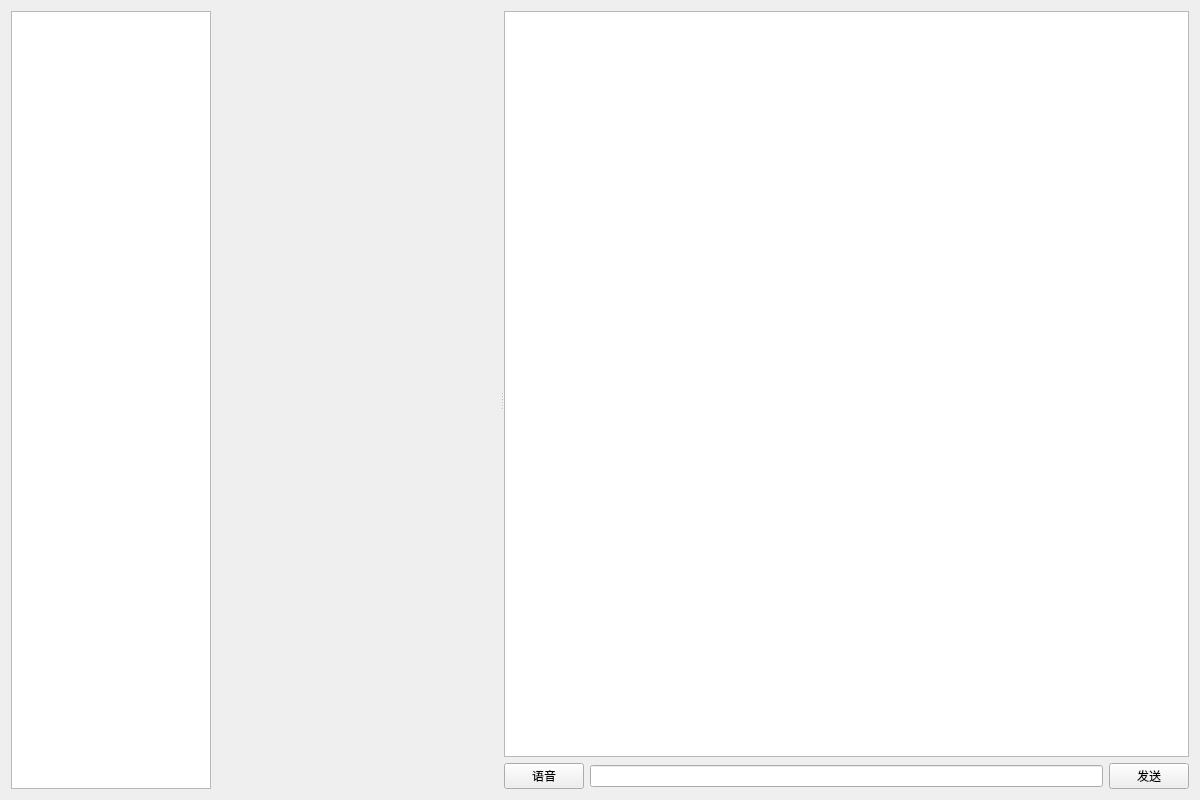
This is src/ui/chatwindow.ui in Cuber-Wei/SuSG2025-KylinAiAssistant as Qt 5 draws it before an edit. The edited form follows.
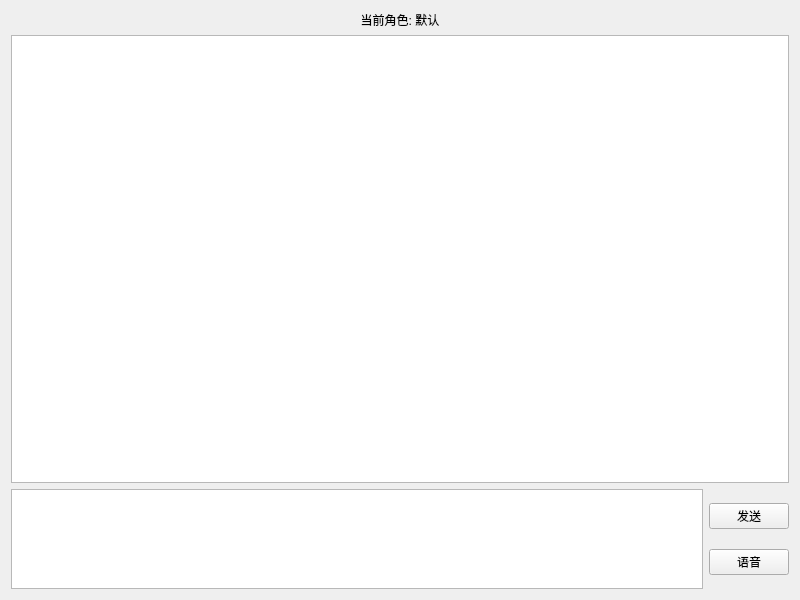
This is the edited form.

The edit to the form file:
```diff
--- a/src/ui/chatwindow.ui
+++ b/src/ui/chatwindow.ui
@@ -6,38 +6,21 @@
    <rect>
     <x>0</x>
     <y>0</y>
-    <width>1200</width>
-    <height>800</height>
+    <width>800</width>
+    <height>600</height>
    </rect>
   </property>
   <layout class="QVBoxLayout" name="verticalLayout">
    <item>
-    <widget class="QSplitter" name="splitter">
-     <property name="orientation">
-      <enum>Qt::Horizontal</enum>
+    <widget class="QLabel" name="roleLabel">
+     <property name="text">
+      <string>当前角色: 默认</string>
      </property>
-     <widget class="QWidget" name="leftPanel" native="true">
-      <layout class="QVBoxLayout" name="verticalLayout_2">
-       <item>
-        <widget class="QListWidget" name="roleList">
-         <property name="minimumSize">
-          <size>
-           <width>200</width>
-           <height>0</height>
-          </size>
-         </property>
-         <property name="maximumSize">
-          <size>
-           <width>200</width>
-           <height>16777215</height>
-          </size>
+     <property name="alignment">
+      <set>Qt::AlignCenter</set>
          </property>
         </widget>
        </item>
-      </layout>
-     </widget>
-     <widget class="QWidget" name="rightPanel" native="true">
-      <layout class="QVBoxLayout" name="verticalLayout_3">
        <item>
         <widget class="QTextEdit" name="chatDisplay">
          <property name="readOnly">
@@ -48,15 +31,17 @@
        <item>
         <layout class="QHBoxLayout" name="horizontalLayout">
          <item>
-          <widget class="QPushButton" name="voiceButton">
-           <property name="text">
-            <string>语音</string>
+      <widget class="QTextEdit" name="messageEdit">
+       <property name="maximumSize">
+        <size>
+         <width>16777215</width>
+         <height>100</height>
+        </size>
            </property>
           </widget>
          </item>
          <item>
-          <widget class="QLineEdit" name="messageInput"/>
-         </item>
+      <layout class="QVBoxLayout" name="verticalLayout_2">
          <item>
           <widget class="QPushButton" name="sendButton">
            <property name="text">
@@ -64,11 +49,16 @@
            </property>
           </widget>
          </item>
+       <item>
+        <widget class="QPushButton" name="voiceButton">
+         <property name="text">
+          <string>语音</string>
+         </property>
+        </widget>
+       </item>
         </layout>
        </item>
       </layout>
-     </widget>
-    </widget>
    </item>
   </layout>
  </widget>
```
Left out of the diff: 3 changed lines with no effect on the pictures. Lines whose indentation alone changed are shown as unchanged.
